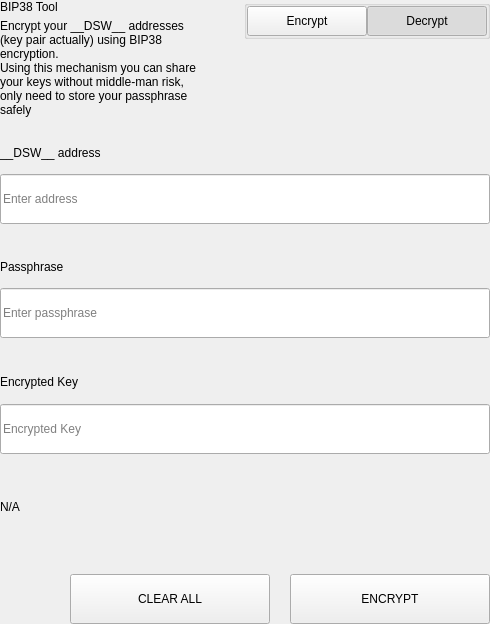
First picture: the form in src/qt/pivx/settings/forms/settingsbittoolwidget.ui, repository decenomy/DSW, before the edit.
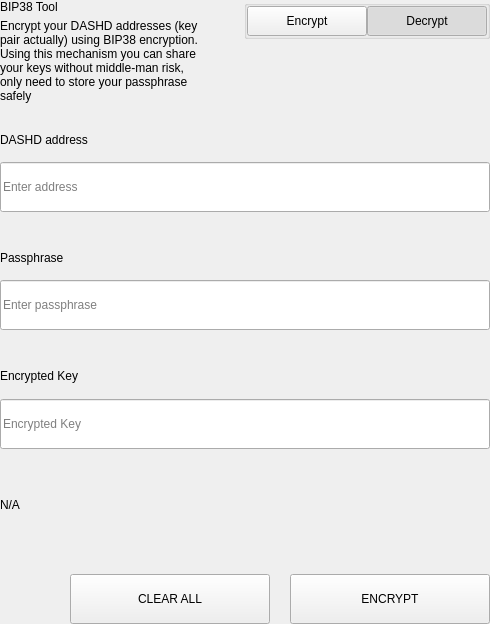
Second picture: the form after the edit.

```diff
--- a/src/qt/pivx/settings/forms/settingsbittoolwidget.ui
+++ b/src/qt/pivx/settings/forms/settingsbittoolwidget.ui
@@ -69,7 +69,7 @@
             <item>
              <widget class="QLabel" name="labelSubtitle1">
               <property name="text">
-               <string>Encrypt your __DSW__ addresses (key pair actually) using BIP38 encryption.
+               <string>Encrypt your DASHD addresses (key pair actually) using BIP38 encryption.
 Using this mechanism you can share your keys without middle-man risk, only need to store your passphrase safely</string>
               </property>
               <property name="wordWrap">
@@ -657,7 +657,7 @@
                   </size>
                  </property>
                  <property name="text">
-                  <string>__DSW__ address</string>
+                  <string>DASHD address</string>
                  </property>
                 </widget>
                </item>
```
